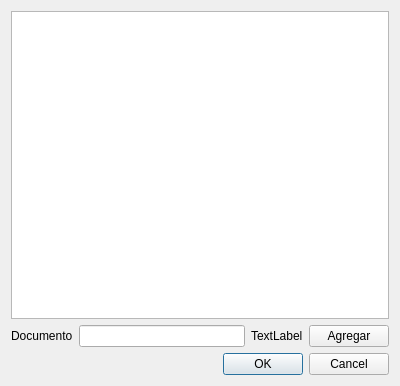
Qt form dominioAsegurado/dialoglistadnis.ui (diegowald/dominioSeguro) before a commit.
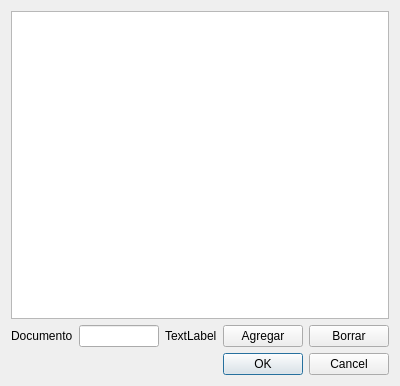
The same form after that commit. Icons and pictures are not drawn.

Patch:
```diff
--- a/dominioAsegurado/dialoglistadnis.ui
+++ b/dominioAsegurado/dialoglistadnis.ui
@@ -50,6 +50,13 @@
        </property>
       </widget>
      </item>
+     <item>
+      <widget class="QPushButton" name="btnBorrar">
+       <property name="text">
+        <string>Borrar</string>
+       </property>
+      </widget>
+     </item>
     </layout>
    </item>
    <item>
```
Left out of the diff: 6 changed lines with no effect on the pictures.
